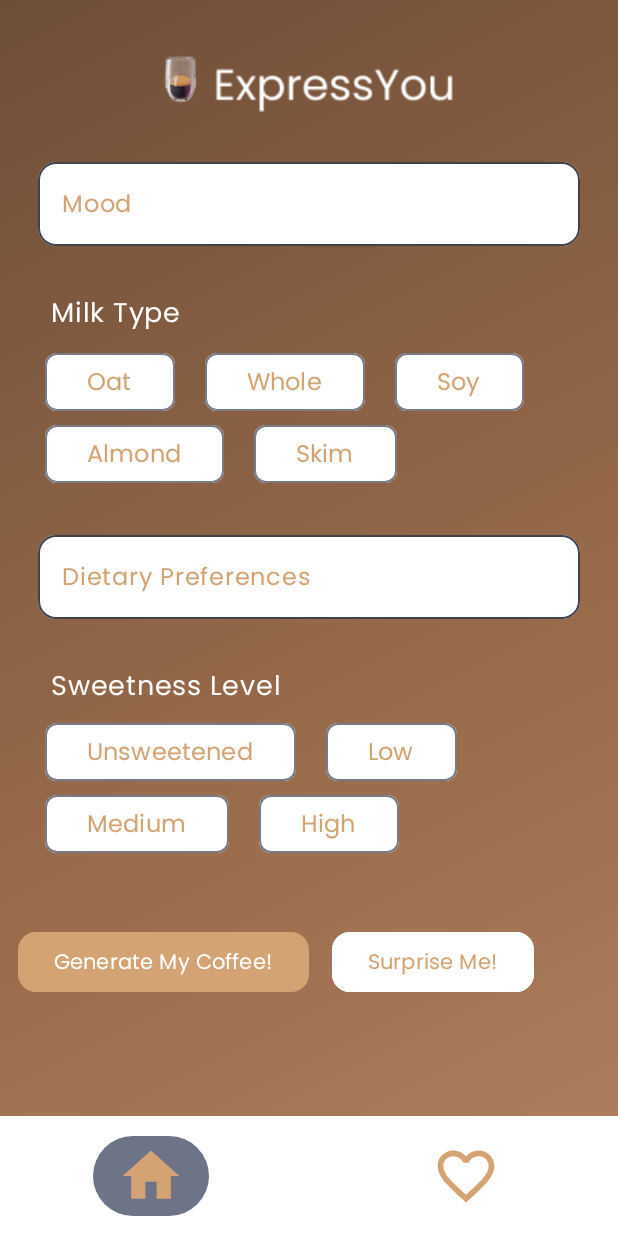
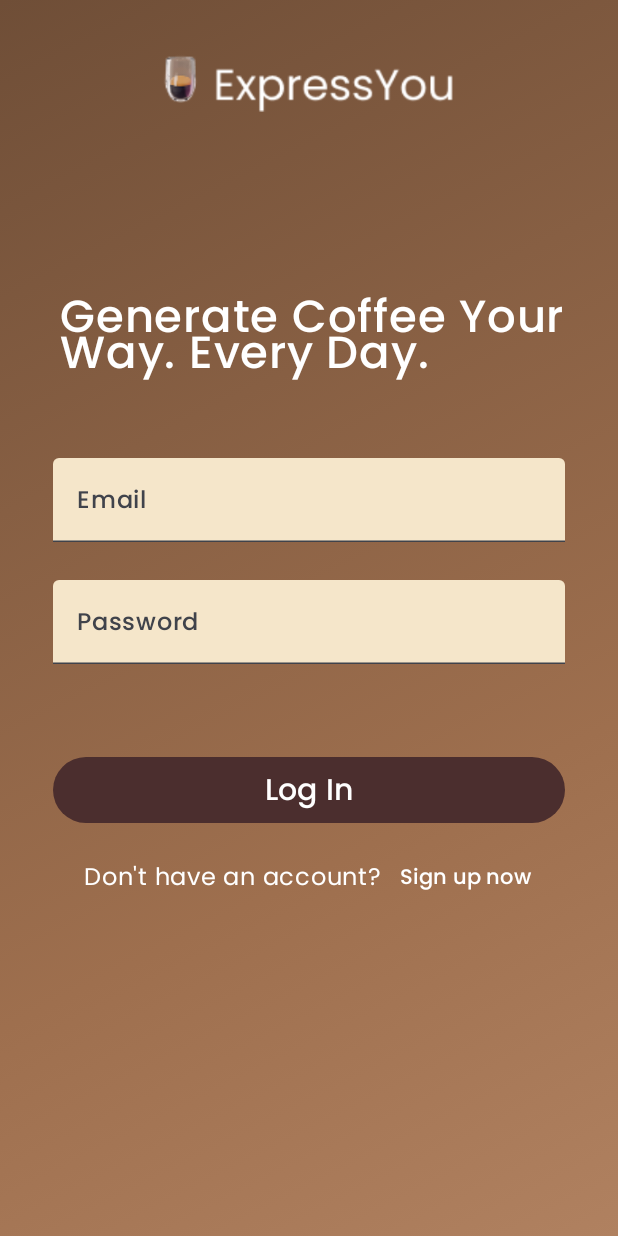
Before and after one commit to monitamitra/ExpressYou, an Android app built with Jetpack Compose: the screen it shows after launch (MainActivity), on a phone screen of 412 x 824 dp. Run offline under Robolectric (Android 15) with nearby library versions, the phone set to English and light mode, and no system bars; our stand-ins replace Firebase (no records; nobody signed in at launch, a user with empty details on screens opened directly), livedata-compose; pictures from the network do not load.

```diff
--- a/app/build.gradle.kts
+++ b/app/build.gradle.kts
@@ -3,6 +3,7 @@ plugins {
     alias(libs.plugins.kotlin.android)
     alias(libs.plugins.kotlin.compose)
     id("com.google.devtools.ksp")
+    alias(libs.plugins.google.gms.google.services)
 }
 
 android {
@@ -45,6 +46,8 @@ android {
 dependencies {
     implementation(libs.androidx.runtime.livedata)
     implementation(libs.core.ktx)
+    implementation(libs.firebase.firestore)
+    implementation(libs.firebase.auth)
     val room_version = "2.6.1"
     implementation("androidx.room:room-runtime:$room_version")
     annotationProcessor("androidx.room:room-compiler:$room_version")
--- /dev/null
+++ b/app/src/main/java/com/example/expressyou/AuthPages.kt
@@ -0,0 +1,247 @@
+package com.example.expressyou
+
+import android.util.Log
+import androidx.compose.foundation.layout.Arrangement
+import androidx.compose.foundation.layout.Box
+import androidx.compose.foundation.layout.Column
+import androidx.compose.foundation.layout.Row
+import androidx.compose.foundation.layout.Spacer
+import androidx.compose.foundation.layout.fillMaxHeight
+import androidx.compose.foundation.layout.fillMaxSize
+import androidx.compose.foundation.layout.fillMaxWidth
+import androidx.compose.foundation.layout.height
+import androidx.compose.foundation.layout.padding
+import androidx.compose.material3.Button
+import androidx.compose.material3.ButtonDefaults
+import androidx.compose.material3.Text
+import androidx.compose.material3.TextButton
+import androidx.compose.material3.TextField
+import androidx.compose.material3.TextFieldDefaults
+import androidx.compose.runtime.Composable
+import androidx.compose.runtime.getValue
+import androidx.compose.runtime.mutableStateOf
+import androidx.compose.runtime.remember
+import androidx.compose.runtime.setValue
+import androidx.compose.ui.Alignment
+import androidx.compose.ui.Modifier
+import androidx.compose.ui.graphics.Color
+import androidx.compose.ui.platform.LocalContext
+import androidx.compose.ui.text.font.Font
+import androidx.compose.ui.text.font.FontFamily
+import androidx.compose.ui.text.input.PasswordVisualTransformation
+import androidx.compose.ui.tooling.preview.Preview
+import androidx.compose.ui.unit.dp
+import androidx.compose.ui.unit.sp
+import androidx.lifecycle.viewmodel.compose.viewModel
+import androidx.navigation.NavController
+import androidx.navigation.compose.rememberNavController
+
+
+@Preview(showBackground = true)
+@Composable
+fun StartingScreenPreview() {
+    SignupScreen(navController = rememberNavController())
+}
+
+
+@Composable
+fun LoginScreen(navController: NavController) {
+    var email by remember { mutableStateOf("") }
+    var password by remember { mutableStateOf("") }
+
+    val poppinsMedium = FontFamily(
+        Font(R.font.poppins_medium)
+    )
+
+    val poppinsRegular = FontFamily(
+        Font(R.font.poppins_regular)
+    )
+
+    Box(
+        modifier = Modifier.fillMaxSize()
+    ) {
+        BackgroundLayout()
+
+        Text("Generate Coffee Your Way. Every Day.", color = Color.White,
+            fontFamily = poppinsMedium, fontSize = 30.sp, modifier = Modifier
+                .padding(start = 40.dp,
+                    end = 30.dp, top = 190.dp)
+        )
+
+        Column(
+            modifier = Modifier
+                .align(Alignment.Center)
+                .padding(horizontal = 35.dp)
+                .fillMaxHeight(),
+            horizontalAlignment = Alignment.CenterHorizontally,
+            verticalArrangement = Arrangement.Center
+        ) {
+
+            Spacer(modifier = Modifier.height(90.dp))
+
+            TextField(
+                value = email,
+                onValueChange = { email = it },
+                label = { Text("Email", fontFamily = poppinsMedium) },
+                modifier = Modifier.fillMaxWidth(),
+                singleLine = true,
+                colors = TextFieldDefaults.colors(
+                    focusedContainerColor = Color(0xFFF5E6CA),
+                    unfocusedContainerColor = Color(0xFFF5E6CA),
+                    focusedTextColor = Color(0xFF4B2E2E),
+                    unfocusedTextColor = Color(0xFF4B2E2E)
+                )
+            )
+
+            Spacer(modifier = Modifier.height(25.dp))
+
+            TextField(
+                value = password,
+                onValueChange = { password = it },
+                label = { Text("Password", fontFamily = poppinsMedium) },
+                modifier = Modifier.fillMaxWidth(),
+                singleLine = true,
+                visualTransformation = PasswordVisualTransformation(),
+                colors = TextFieldDefaults.colors(
+                    focusedContainerColor = Color(0xFFF5E6CA),
+                    unfocusedContainerColor = Color(0xFFF5E6CA),
+                    focusedTextColor = Color(0xFF4B2E2E),
+                    unfocusedTextColor = Color(0xFF4B2E2E)
+                )
+            )
+
+            Spacer(modifier = Modifier.height(60.dp))
+
+            // Login Button
+            Button(
+                onClick = { navController.navigate("login_screen") },
+                modifier = Modifier.fillMaxWidth(),
+                colors = ButtonDefaults.buttonColors(
+                    containerColor = Color(0xFF4B2E2E))
+            ) {
+                Text(text = "Log In", color = Color.White, fontFamily = poppinsMedium,
+                    fontSize = 20.sp)
+            }
+
+            Spacer(modifier = Modifier.height(10.dp))
+
+            Row {
+                Text("Don't have an account?", fontFamily = poppinsRegular,
+                    color = Color.White, modifier = Modifier.padding(start = 10.dp)
+                    .align(Alignment.CenterVertically))
+                TextButton(
+                    onClick = { navController.navigate("signup_screen") },
+                    modifier = Modifier.padding(0.dp)
+                   ) {
+                    Text(text = "Sign up now", color = Color.White, fontFamily = poppinsMedium)
+                }
+            }
+        }
+    }
+}
+
+
+@Composable
+fun SignupScreen(navController: NavController, authViewModel: AuthViewModel = viewModel()) {
+    var email by remember { mutableStateOf("") }
+    var password by remember { mutableStateOf("") }
+    var context = LocalContext.current
+
+    val poppinsMedium = FontFamily(
+        Font(R.font.poppins_medium)
+    )
+
+    val poppinsRegular = FontFamily(
+        Font(R.font.poppins_regular)
+    )
+
+    Box(
+        modifier = Modifier.fillMaxSize()
+    ) {
+        BackgroundLayout()
+
+        Text("Generate Coffee Your Way. Every Day.", color = Color.White,
+            fontFamily = poppinsMedium, fontSize = 30.sp, modifier = Modifier
+                .padding(start = 40.dp,
+                    end = 30.dp, top = 190.dp)
+        )
+
+        Column(
+            modifier = Modifier
+                .align(Alignment.Center)
+                .padding(horizontal = 35.dp)
+                .fillMaxHeight(),
+            horizontalAlignment = Alignment.CenterHorizontally,
+            verticalArrangement = Arrangement.Center
+        ) {
+
+            Spacer(modifier = Modifier.height(90.dp))
+
+            TextField(
+                value = email,
+                onValueChange = { email = it },
+                label = { Text("Email", fontFamily = poppinsMedium) },
+                modifier = Modifier.fillMaxWidth(),
+                singleLine = true,
+                colors = TextFieldDefaults.colors(
+                    focusedContainerColor = Color(0xFFF5E6CA),
+                    unfocusedContainerColor = Color(0xFFF5E6CA),
+                    focusedTextColor = Color(0xFF4B2E2E),
+                    unfocusedTextColor = Color(0xFF4B2E2E)
+                )
+            )
+
+            Spacer(modifier = Modifier.height(25.dp))
+
+            TextField(
+                value = password,
+                onValueChange = { password = it },
+                label = { Text("Password", fontFamily = poppinsMedium) },
+                modifier = Modifier.fillMaxWidth(),
+                singleLine = true,
+                visualTransformation = PasswordVisualTransformation(),
+                colors = TextFieldDefaults.colors(
+                    focusedContainerColor = Color(0xFFF5E6CA),
+                    unfocusedContainerColor = Color(0xFFF5E6CA),
+                    focusedTextColor = Color(0xFF4B2E2E),
+                    unfocusedTextColor = Color(0xFF4B2E2E)
+                )
+            )
+
+            Spacer(modifier = Modifier.height(60.dp))
+
+            // Sign up Button
+            Button(
+                onClick = {
+                    authViewModel.signup(email, password) {success, errorMessage ->
+                        if (success) {
+                            navController.navigate("mainapp_screen")
+                        } else {
+                            AppUtil.showToast(context, errorMessage ?: "Something went wrong")
+                        }
+                    }
+                },
+                modifier = Modifier.fillMaxWidth(),
+                colors = ButtonDefaults.buttonColors(
+                    containerColor = Color(0xFF4B2E2E))
+            ) {
+                Text(text = "Sign Up", color = Color.White, fontFamily = poppinsMedium,
+                    fontSize = 20.sp)
+            }
+
+            Spacer(modifier = Modifier.height(10.dp))
+
+            Row {
+                Text("Already have an account?", fontFamily = poppinsRegular,
+                    color = Color.White, modifier = Modifier.padding(start = 10.dp)
+                        .align(Alignment.CenterVertically))
+                TextButton(
+                    onClick = { navController.navigate("login_screen") },
+                    modifier = Modifier.padding(0.dp)
+                ) {
+                    Text(text = "Log In", color = Color.White, fontFamily = poppinsMedium)
+                }
+            }
+        }
+    }
+}
--- a/app/src/main/java/com/example/expressyou/MainActivity.kt
+++ b/app/src/main/java/com/example/expressyou/MainActivity.kt
@@ -10,6 +10,9 @@ import androidx.activity.compose.setContent
 import androidx.activity.result.contract.ActivityResultContracts
 import androidx.core.app.ActivityCompat
 import androidx.lifecycle.ViewModelProvider
+import androidx.navigation.compose.NavHost
+import androidx.navigation.compose.composable
+import androidx.navigation.compose.rememberNavController
 import com.example.expressyou.ui.theme.ExpressYouTheme
 
 class MainActivity : ComponentActivity() {
@@ -45,7 +48,22 @@ class MainActivity : ComponentActivity() {
 
         setContent {
             ExpressYouTheme {
-                MainScreen(recipeViewModel, weatherViewModel)
+                // Use NavController for navigation
+                val navController = rememberNavController()
+
+                // Set up the navigation host
+                NavHost(navController = navController, startDestination = "login_screen") {
+                    composable("login_screen") {
+                        LoginScreen(navController = navController)
+                    }
+                    composable("signup_screen") {
+                        SignupScreen(navController = navController)
+                    }
+                    composable("mainapp_screen") {
+                        MainScreen(recipeViewModel, weatherViewModel)
+                    }
+                    // Add other composables for your app's screens here
+                }
             }
         }
     }
--- a/app/src/main/java/com/example/expressyou/ReusableComposables.kt
+++ b/app/src/main/java/com/example/expressyou/ReusableComposables.kt
@@ -49,6 +49,8 @@ import androidx.compose.material3.TextField
 import androidx.compose.material3.TextFieldDefaults
 import androidx.compose.runtime.Composable
 import androidx.compose.runtime.LaunchedEffect
+import androidx.compose.runtime.collectAsState
+import androidx.compose.runtime.derivedStateOf
 import androidx.compose.runtime.getValue
 import androidx.compose.runtime.livedata.observeAsState
 import androidx.compose.runtime.mutableIntStateOf
@@ -412,6 +414,7 @@ fun HomeScreenUI(
             GenerateRecipeModal(
                 coffeeRecipe = generatedRecipe!!,
                 showBottomSheet = showModal,
+                recipeViewModel = recipeViewModel,
                 onDismissRequest = { showModal = false }
             )
 
@@ -428,164 +431,17 @@ fun HomeScreenUI(
 }
 
 
-val sampleFavoriteRecipes = listOf(
-    CoffeeRecipe(
-        name = "Vanilla Honey Latte",
-        ingredients = listOf(
-            Ingredient("Espresso", "40 mg"),
-            Ingredient("Steamed milk", "1/2 cup"),
-            Ingredient("Vanilla syrup", "1 tsp"),
-            Ingredient("Honey", "1/2 tsp"),
-        ),
-        instructions = listOf(
-            "Brew a shot of espresso.",
-            "Steam milk and mix with vanilla syrup and honey.",
-            "Pour over espresso and stir well."
-        ),
-        imageUrl = "https://www.yesmooretea.com/wp-content/uploads/2020/07/Tea-Leaves-Boba-Kit.jpg",
-        isFavorite = true,
-        mood = "Cozy",
-        weather = "Rainy",
-        sweetness = "Medium",
-        milkType = "Whole",
-        dietaryRestrictions = ""
-    ),
-    CoffeeRecipe(
-        name = "Vanilla Honey Latte",
-        ingredients = listOf(
-            Ingredient("Espresso", "40 mg"),
-            Ingredient("Steamed milk", "1/2 cup"),
-            Ingredient("Vanilla syrup", "1 tsp"),
-            Ingredient("Honey", "1/2 tsp"),
-        ),
-        instructions = listOf(
-            "Brew a shot of espresso.",
-            "Steam milk and mix with vanilla syrup and honey.",
-            "Pour over espresso and stir well."
-        ),
-        imageUrl = "https://www.yesmooretea.com/wp-content/uploads/2020/07/Tea-Leaves-Boba-Kit.jpg",
-        isFavorite = true,
-        mood = "Cozy",
-        weather = "Rainy",
-        sweetness = "Medium",
-        milkType = "Whole",
-        dietaryRestrictions = "Dairy-Free"
-    ),
-    CoffeeRecipe(
-        name = "Vanilla Honey Latte",
-        ingredients = listOf(
-            Ingredient("Espresso", "40 mg"),
-            Ingredient("Steamed milk", "1/2 cup"),
-            Ingredient("Vanilla syrup", "1 tsp"),
-            Ingredient("Honey", "1/2 tsp"),
-        ),
-        instructions = listOf(
-            "Brew a shot of espresso.",
-            "Steam milk and mix with vanilla syrup and honey.",
-            "Pour over espresso and stir well."
-        ),
-        imageUrl = "https://www.yesmooretea.com/wp-content/uploads/2020/07/Tea-Leaves-Boba-Kit.jpg",
-        isFavorite = true,
-        mood = "Cozy",
-        weather = "Rainy",
-        sweetness = "Medium",
-        milkType = "Whole",
-        dietaryRestrictions = ""
-    ),
-    CoffeeRecipe(
-        name = "Vanilla Honey Latte",
-        ingredients = listOf(
-            Ingredient("Espresso", "40 mg"),
-            Ingredient("Steamed milk", "1/2 cup"),
-            Ingredient("Vanilla syrup", "1 tsp"),
-            Ingredient("Honey", "1/2 tsp"),
-        ),
-        instructions = listOf(
-            "Brew a shot of espresso.",
-            "Steam milk and mix with vanilla syrup and honey.",
-            "Pour over espresso and stir well."
-        ),
-        imageUrl = "https://www.yesmooretea.com/wp-content/uploads/2020/07/Tea-Leaves-Boba-Kit.jpg",
-        isFavorite = true,
-        mood = "Cozy",
-        weather = "Rainy",
-        sweetness = "Medium",
-        milkType = "Whole",
-        dietaryRestrictions = ""
-    ),
-    CoffeeRecipe(
-        name = "Iced Caramel Macchiato",
-        ingredients = listOf(
-            Ingredient("Espresso", "40 mg"),
-            Ingredient("Milk", "1/2 cup"),
-            Ingredient("Vanilla syrup", "1 tsp"),
-            Ingredient("Caramel drizzle", "1/2 tsp"),
-            Ingredient("Ice", "5-6 cubes")
-        ),
-        instructions = listOf(
-            "Add vanilla syrup to a glass with ice and milk.",
-            "Pour brewed espresso over the top.",
-            "Drizzle caramel sauce on top and enjoy."
-        ),
-        imageUrl = "https://cdn.vox-cdn.com/thumbor/6kLvmWfhU4h64EhC0S6tsn714fI=/0x0:4032x3024/1200x900/filters:focal(1694x1190:2338x1834)/cdn.vox-cdn.com/uploads/chorus_image/image/59740845/IMG_1503.42.jpg",
-        isFavorite = true,
-        mood = "Energized",
-        weather = "Sunny",
-        sweetness = "High",
-        milkType = "Whole",
-        dietaryRestrictions = ""
-    ),
-    CoffeeRecipe(
-        name = "Mocha Delight",
-        ingredients = listOf(
-            Ingredient("Espresso", "40 mg"),
-            Ingredient("Steamed milk", "1/2 cup"),
-            Ingredient("Chocolate syrup", "2 tsp"),
-            Ingredient("Whipped cream", "1 pump")
-        ),
-        instructions = listOf(
-            "Brew a shot of espresso.",
-            "Mix espresso with steamed milk and chocolate syrup.",
-            "Top with whipped cream and enjoy."
-        ),
-        imageUrl = "https://cdn.vox-cdn.com/thumbor/6kLvmWfhU4h64EhC0S6tsn714fI=/0x0:4032x3024/1200x900/filters:focal(1694x1190:2338x1834)/cdn.vox-cdn.com/uploads/chorus_image/image/59740845/IMG_1503.42.jpg",
-        isFavorite = true,
-        mood = "Indulgent",
-        weather = "Cold",
-        sweetness = "High",
-        milkType = "Whole",
-        dietaryRestrictions = "Gluten-Free"
-    ),
-    CoffeeRecipe(
-        name = "Cinnamon Spiced Cold Brew",
-        ingredients = listOf(
-            Ingredient("Cold brew coffee", "60 mg"),
-            Ingredient("Cinnamon", "1 tsp"),
-            Ingredient("Oat milk", "1/2 cup"),
-            Ingredient("Honey", "1 tsp")
-        ),
-        instructions = listOf(
-            "Mix cold brew with milk and honey.",
-            "Add a sprinkle of cinnamon on top.",
-            "Stir and serve over ice."
-        ),
-        imageUrl = "https://cdn.vox-cdn.com/thumbor/6kLvmWfhU4h64EhC0S6tsn714fI=/0x0:4032x3024/1200x900/filters:focal(1694x1190:2338x1834)/cdn.vox-cdn.com/uploads/chorus_image/image/59740845/IMG_1503.42.jpg",
-        isFavorite = true,
-        mood = "Relaxed",
-        weather = "Breezy",
-        sweetness = "Low",
-        milkType = "Whole",
-        dietaryRestrictions = ""
-    )
-)
+@Composable
+fun FavoritesScreen(viewModel: RecipeViewModel = viewModel()) {
+    var searchQuery by remember { mutableStateOf("") }
+    val favoriteRecipes by viewModel.favoriteRecipes.collectAsState()
 
+    // Fetch favorite recipes when screen is first loaded
+    LaunchedEffect(Unit) {
+        viewModel.fetchFavoriteRecipes()
+    }
 
-
-@Composable
-fun FavoritesScreen() {
-    var searchQuery by remember { mutableStateOf("") }
-
-    val filteredRecipes = sampleFavoriteRecipes.filter { recipe ->
+    val filteredRecipes = favoriteRecipes.filter { recipe ->
         val query = searchQuery.trim().lowercase()
 
         query.isBlank() || recipe.name.lowercase().contains(query) ||
@@ -643,7 +499,7 @@ fun FavoritesScreen() {
                 .padding(bottom = 140.dp)
         ) {
             items(filteredRecipes) { recipe ->
-                RecipeCard(recipe)
+                RecipeCard(recipe, viewModel)
             }
         }
 
@@ -652,7 +508,7 @@ fun FavoritesScreen() {
 
 
 @Composable
-fun RecipeCard(recipe: CoffeeRecipe) {
+fun RecipeCard(recipe: CoffeeRecipe, recipeViewModel: RecipeViewModel) {
     var selectedRecipe by remember { mutableStateOf<CoffeeRecipe?>(null) }
     var showBottomSheet by remember { mutableStateOf(false) }
 
@@ -710,11 +566,11 @@ fun RecipeCard(recipe: CoffeeRecipe) {
                 Spacer(modifier = Modifier.height(10.dp))
             }
 
-            var isFavorite by remember { mutableStateOf(recipe.isFavorite) }
+            val isFavorite by remember { derivedStateOf {recipe.isFavorite} }
             IconButton(
                 onClick = {
-                    isFavorite = !isFavorite
-                    recipe.isFavorite = isFavorite
+                    recipe.isFavorite = !isFavorite
+                    recipeViewModel.removeRecipeFromFavorites(recipe)
                 },
                 modifier = Modifier.padding(top = 15.dp, end = 8.dp)
             ) {
@@ -730,9 +586,10 @@ fun RecipeCard(recipe: CoffeeRecipe) {
 
     if (showBottomSheet) {
         selectedRecipe?.let {
-            FavoriteRecipeModal(
+            GenerateRecipeModal (
                 coffeeRecipe = it,
                 showBottomSheet = showBottomSheet,
+                recipeViewModel = recipeViewModel,
                 onDismissRequest = { showBottomSheet = false }
             )
         }
--- a/build.gradle.kts
+++ b/build.gradle.kts
@@ -4,4 +4,5 @@ plugins {
     alias(libs.plugins.kotlin.android) apply false
     alias(libs.plugins.kotlin.compose) apply false
     id("com.google.devtools.ksp") version "2.0.21-1.0.27" apply false
+    alias(libs.plugins.google.gms.google.services) apply false
 }
--- a/gradle/libs.versions.toml
+++ b/gradle/libs.versions.toml
@@ -11,6 +11,9 @@ composeBom = "2024.04.01"
 ksp = "1.8.10-1.0.11"
 runtimeLivedata = "1.7.8"
 coreKtxVersion = "1.6.1"
+googleGmsGoogleServices = "4.4.2"
+firebaseFirestore = "25.1.3"
+firebaseAuth = "23.2.0"
 
 [libraries]
 androidx-core-ktx = { group = "androidx.core", name = "core-ktx", version.ref = "coreKtx" }
@@ -29,9 +32,12 @@ androidx-ui-test-junit4 = { group = "androidx.compose.ui", name = "ui-test-junit
 androidx-material3 = { group = "androidx.compose.material3", name = "material3" }
 androidx-runtime-livedata = { group = "androidx.compose.runtime", name = "runtime-livedata", version.ref = "runtimeLivedata" }
 core-ktx = { group = "androidx.test", name = "core-ktx", version.ref = "coreKtxVersion" }
+firebase-firestore = { group = "com.google.firebase", name = "firebase-firestore", version.ref = "firebaseFirestore" }
+firebase-auth = { group = "com.google.firebase", name = "firebase-auth", version.ref = "firebaseAuth" }
 
 [plugins]
 android-application = { id = "com.android.application", version.ref = "agp" }
 kotlin-android = { id = "org.jetbrains.kotlin.android", version.ref = "kotlin" }
 kotlin-compose = { id = "org.jetbrains.kotlin.plugin.compose", version.ref = "kotlin" }
 ksp = { id = "com.google.devtools.ksp", version.ref = "ksp" }
+google-gms-google-services = { id = "com.google.gms.google-services", version.ref = "googleGmsGoogleServices" }
```
Also changed, not shown: app/src/main/java/com/example/expressyou/AppUtil.kt (added, +10 -0 lines), app/src/main/java/com/example/expressyou/AuthViewModel.kt (added, +37 -0 lines), app/src/main/java/com/example/expressyou/RecipeBottomSheet.kt (+11 -4 lines), app/src/main/java/com/example/expressyou/RecipeViewModel.kt (+92 -0 lines), app/src/main/java/com/example/expressyou/User.kt (added, +7 -0 lines), 1 other file.
